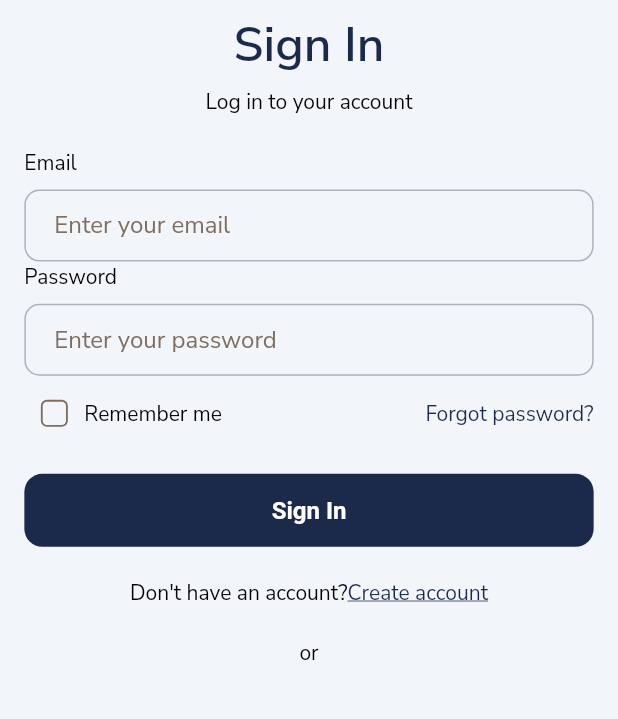
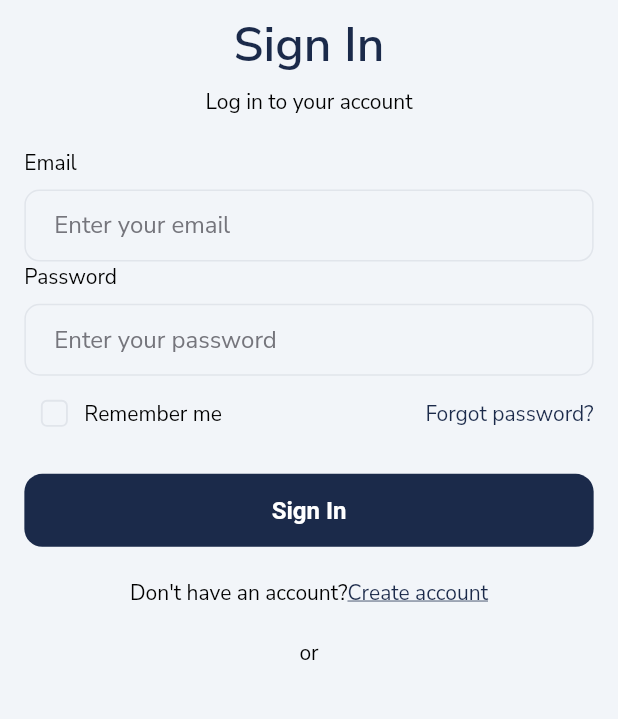
Before and after one commit to MuntasirAsif/flutter_template, a Flutter app: the screen it shows after launch, after a tap on "Skip", on a phone screen of 412 x 824 dp, the part 381-1100 px from its top. Run offline on Flutter 3.47's test engine with Material 3 defaults, Android fonts, the phone set to English and light mode, and no system bars; our stand-ins replace cached_network_image, custom_refresh_indicator, dio, dropdown_button2, flutter_riverpod, flutter_screenutil and 11 more; generated files the repository leaves out were written again.

Commit message:
refactor: update theme design system, expand dimension tokens, and sync API endpoints and error handling

```diff
--- a/lib/core/routes/route_const.dart
+++ b/lib/core/routes/route_const.dart
@@ -2,5 +2,26 @@ class RouteConst {
   static const String splash = '/splash';
   static const String onBoarding = '/onBoarding';
   static const String login = '/login';
+  static const String forgotPassword = '/forgotPassword';
+  static const String verifyOtp = '/verifyOtp';
+  static const String setNewPassword = '/setNewPassword';
+  static const String signUp = '/signUp';
+  static const String joinCompany = '/joinCompany';
   static const String homeScreen = '/home_screen';
+  static const String challengesScreen = '/challenges_screen';
+  static const String challengeDetail = '/challenge_detail';
+  static const String progressScreen = '/progress_screen';
+  static const String resourcesScreen = '/resources_screen';
+  static const String recipesScreen = '/recipes_screen';
+  static const String nutritionScreen = '/nutrition_screen';
+  static const String profileScreen = '/profile_screen';
+  static const String chatScreen = '/chat_screen';
+  static const String resourceDetail = '/resource_detail';
+  static const String logMeal = '/log_meal';
+  static const String mealAnalysis = '/meal_analysis';
+  static const String editProfile = '/edit_profile';
+  static const String security = '/security';
+  static const String companyInfo = '/company_info';
+  static const String notificationSettings = '/notification_settings';
+  static const String notifications = '/notifications';
 }
--- a/lib/core/service/network/api_handler.dart
+++ b/lib/core/service/network/api_handler.dart
@@ -23,6 +23,10 @@ class Api {
           await onError(data['message'].toString());
           return;
         }
+        if (data is Map<String, dynamic> && data['error'] != null) {
+          await onError(data['error'].toString());
+          return;
+        }
       }
       // Provide a more generic fallback or exactly as thrown
       await onError(e.toString());
--- a/lib/core/service/network/endpoints.dart
+++ b/lib/core/service/network/endpoints.dart
@@ -1,14 +1,14 @@
 class Endpoints {
-  static const base = 'http://10.10.10.3:5000/api';
+  static const base = 'https://api-ccwconnect.kodevio.com/api/v1/';
 
   /// Authentication
   static const String register = '/auth/register/';
   static const String login = '/auth/login';
-  static const String forgotPassword = '/auth/forgot_password/';
+  static const String forgotPassword = '/auth/forgot-password/';
   static const String resetPassword = '/auth/reset_password/';
   static const String refreshToken = '/auth/refresh_token/';
 
   /// OTP
-  static const String verifyOtp = '/otp/verify_otp/';
+  static const String verifyOtp = '/auth/verify-otp/';
   static const String resendOtp = '/otp/resend_otp/';
 }
--- a/lib/core/service/network/rest_client.dart
+++ b/lib/core/service/network/rest_client.dart
@@ -18,4 +18,7 @@ abstract class RestClient {
 
   @POST(Endpoints.forgotPassword)
   Future<HttpResponse> forgotPassword(@Body() Map<String, dynamic> request);
+
+  @POST(Endpoints.verifyOtp)
+  Future<HttpResponse> verifyOtp(@Body() Map<String, dynamic> request);
 }
--- a/lib/core/static/theme/src/part/app_bar_theme.dart
+++ b/lib/core/static/theme/src/part/app_bar_theme.dart
@@ -8,7 +8,7 @@ class _AppBarLightTheme with ThemeExtensions {
       centerTitle: true,
       backgroundColor: lightColor.appBar.background,
       surfaceTintColor: lightColor.appBar.surfaceTint,
-      titleTextStyle: textStyle.headlineSmall.copyWith(
+      titleTextStyle: textStyle.headlineMedium.copyWith(
         color: lightColor.text.primary,
       ),
       iconTheme: IconThemeData(color: lightColor.appBar.icon),
@@ -24,7 +24,7 @@ class _AppBarDarkTheme with ThemeExtensions {
       centerTitle: true,
       backgroundColor: darkColor.appBar.background,
       surfaceTintColor: darkColor.appBar.surfaceTint,
-      titleTextStyle: textStyle.headlineSmall.copyWith(
+      titleTextStyle: textStyle.headlineMedium.copyWith(
         color: darkColor.text.primary,
       ),
       iconTheme: IconThemeData(color: darkColor.appBar.icon),
--- a/lib/core/static/theme/src/part/button_theme_data.dart
+++ b/lib/core/static/theme/src/part/button_theme_data.dart
@@ -95,7 +95,7 @@ class _ElevatedButtonDarkThemeData with ThemeExtensions {
           StadiumBorder(
             side: BorderSide(
               color: darkColor.primary,
-              width: dimensions.spacing.s2,
+              width: dimensions.spacing.s1,
             ),
           ),
         ),
--- a/lib/core/static/theme/src/part/input_decoration_theme.dart
+++ b/lib/core/static/theme/src/part/input_decoration_theme.dart
@@ -18,7 +18,7 @@ class _InputDecorationLightTheme with ThemeExtensions {
       enabledBorder: OutlineInputBorder(
         borderRadius: borderRadius,
         borderSide: BorderSide(
-          color: lightColor.textFieldBorderColor.withValues(alpha: 0.3),
+          color: lightColor.textFieldBorderColor,
           width: dimensions.spacing.s1,
         ),
       ),
@@ -26,20 +26,6 @@ class _InputDecorationLightTheme with ThemeExtensions {
         borderRadius: borderRadius,
         borderSide: BorderSide(
           color: lightColor.textFieldFocusBorderColor,
-          width: dimensions.spacing.s1,
-        ),
-      ),
-      errorBorder: OutlineInputBorder(
-        borderRadius: borderRadius,
-        borderSide: BorderSide(
-          color: lightColor.error,
-          width: dimensions.spacing.s1,
-        ),
-      ),
-      focusedErrorBorder: OutlineInputBorder(
-        borderRadius: borderRadius,
-        borderSide: BorderSide(
-          color: lightColor.error,
           width: dimensions.spacing.s1,
         ),
       ),
@@ -78,28 +64,6 @@ class _InputDecorationDarkTheme with ThemeExtensions {
           width: dimensions.spacing.s1,
         ),
       ),
-      focusedBorder: OutlineInputBorder(
-        borderRadius: borderRadius,
-        borderSide: BorderSide(
-          color: darkColor.textFieldFocusBorderColor,
-          width: dimensions.spacing.s1,
-        ),
-      ),
-      errorBorder: OutlineInputBorder(
-        borderRadius: borderRadius,
-        borderSide: BorderSide(
-          color: darkColor.error,
-          width: dimensions.spacing.s1,
-        ),
-      ),
-      focusedErrorBorder: OutlineInputBorder(
-        borderRadius: borderRadius,
-        borderSide: BorderSide(
-          color: darkColor.error,
-          width: dimensions.spacing.s1,
-        ),
-      ),
-
       suffixIconColor: darkColor.icon,
       disabledBorder: OutlineInputBorder(borderRadius: borderRadius),
     );
--- a/lib/core/static/theme/src/theme_extensions/src/colors/color_extension.dart
+++ b/lib/core/static/theme/src/theme_extensions/src/colors/color_extension.dart
@@ -52,7 +52,7 @@ class ColorExtension {
 class LightColorExtension extends ThemeExtension<LightColorExtension>
     implements ColorExtension {
   const LightColorExtension({
-    this.border = _Primitive.muted,
+    this.border = _Primitive.border,
     this.icon = _Primitive.icon,
     this.onPrimary = _Primitive.surface,
     this.primary = _Primitive.brand,
@@ -61,7 +61,7 @@ class LightColorExtension extends ThemeExtension<LightColorExtension>
     this.error = _Primitive.error,
     this.warning = _Primitive.warning,
     this.info = _Primitive.info,
-    this.disabled = _Primitive.muted,
+    this.disabled = _Primitive.disabled,
     this.active = _Primitive.brand,
     this.inactive = _Primitive.inactive,
     this.appBar = const _LightAppBarColors(),
@@ -249,7 +249,7 @@ class DarkColorExtension extends ThemeExtension<DarkColorExtension>
     this.error = _Primitive.error,
     this.warning = _Primitive.warning,
     this.info = _Primitive.info,
-    this.disabled = _Primitive.muted,
+    this.disabled = _Primitive.disabled,
     this.active = _Primitive.brand,
     this.inactive = _Primitive.inactive,
     this.appBar = const _DarkAppBarColors(),
--- a/lib/core/static/theme/src/theme_extensions/src/colors/part/text_colors.dart
+++ b/lib/core/static/theme/src/theme_extensions/src/colors/part/text_colors.dart
@@ -15,7 +15,7 @@ class _LightTextColors extends TextColors {
   Color get primary => _Primitive.textPrimary;
 
   @override
-  Color get secondary => _Primitive.muted;
+  Color get secondary => _Primitive.textSecondary;
 
   @override
   Color get tertiary => _Primitive.muted;
@@ -28,7 +28,7 @@ class _DarkTextColors extends TextColors {
   Color get primary => _Primitive.textPrimary;
 
   @override
-  Color get secondary => _Primitive.muted;
+  Color get secondary => _Primitive.textSecondary;
 
   @override
   Color get tertiary => _Primitive.muted;
--- a/lib/core/static/theme/src/theme_extensions/src/text_style.dart
+++ b/lib/core/static/theme/src/theme_extensions/src/text_style.dart
@@ -70,7 +70,7 @@ class TextStyleExtension extends ThemeExtension<TextStyleExtension> {
   TextStyle get titleMedium {
     return GoogleFonts.nunitoSans(
       height: 1.40,
-      fontSize: 16,
+      fontSize: 18,
       letterSpacing: 0.15,
       fontWeight: FontWeight.w500,
     );
@@ -79,7 +79,7 @@ class TextStyleExtension extends ThemeExtension<TextStyleExtension> {
   TextStyle get titleSmall {
     return GoogleFonts.nunitoSans(
       height: 1.40,
-      fontSize: 14,
+      fontSize: 16,
       letterSpacing: 0.1,
       fontWeight: FontWeight.w500,
     );
```
Also changed, not shown: lib/core/service/network/dio_client.dart (+6 -3 lines), lib/core/service/network/interceptor/token_manager.dart (+35 -7 lines), lib/core/static/theme/src/theme_extensions/src/colors/primitive.dart (+13 -4 lines), lib/core/static/theme/src/theme_extensions/src/dimensions.dart (+46 -0 lines), lib/core/service/network/rest_client.g.dart.
